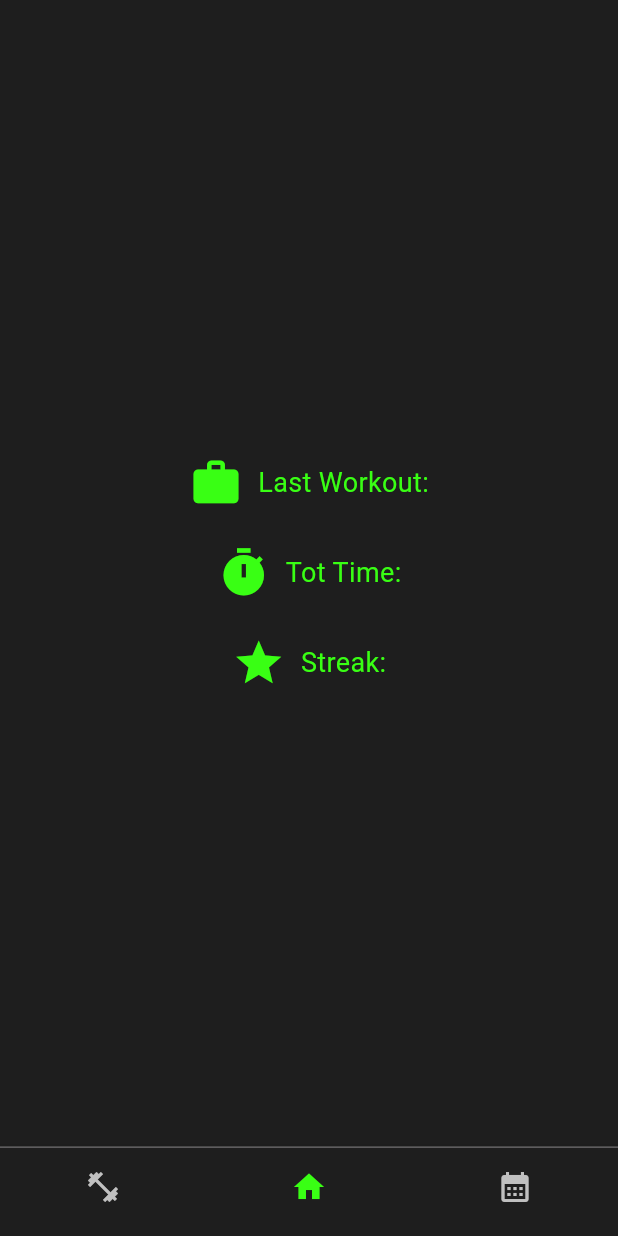
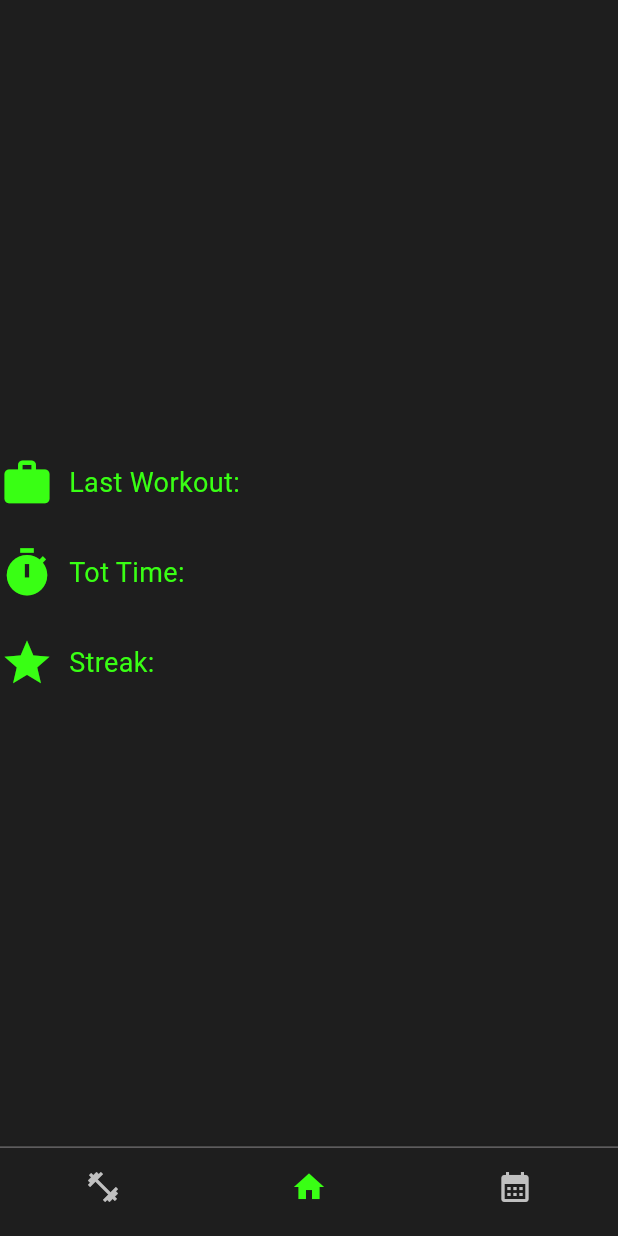
Before and after one commit to TakeOff30/fit_flow, a Flutter app: the screen it shows after launch, item 2 of the bottom bar chosen, on a phone screen of 412 x 824 dp. Run offline on Flutter 3.47's test engine with Material 3 defaults, Android fonts, the phone set to English and light mode, and no system bars.

```diff
--- a/lib/screens/home_screen.dart
+++ b/lib/screens/home_screen.dart
@@ -17,9 +17,9 @@ class _HomeScreenState extends State<HomeScreen> {
       body: Center(
         child: Column(
           mainAxisAlignment: MainAxisAlignment.center,
+          crossAxisAlignment: CrossAxisAlignment.start, // Allinea gli elementi a sinistra
           children: [
             Row(
-              mainAxisAlignment: MainAxisAlignment.center,
               children: [
                 Icon(
                   Icons.work,
@@ -38,7 +38,6 @@ class _HomeScreenState extends State<HomeScreen> {
             ),
             SizedBox(height: 24), // Spazio tra le righe
             Row(
-              mainAxisAlignment: MainAxisAlignment.center,
               children: [
                 Icon(
                   Icons.timer,
@@ -57,7 +56,6 @@ class _HomeScreenState extends State<HomeScreen> {
             ),
             SizedBox(height: 24), // Spazio tra le righe
             Row(
-              mainAxisAlignment: MainAxisAlignment.center,
               children: [
                 Icon(
                   Icons.star,
```
